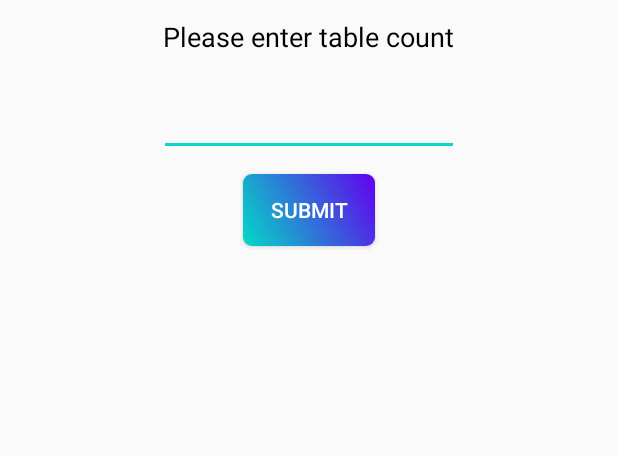
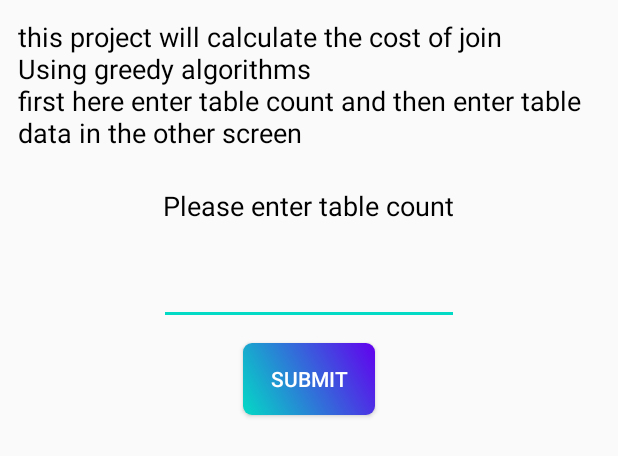
Before and after one commit to amindadgar/join-optimizer, an Android app: the layout table_count_alert.xml on its own in the app's theme, with its tools: preview values and no code run, on a phone screen of 412 x 824 dp. Shown: the top 456 px of the screen. Run offline under Robolectric (Android 15) with nearby library versions, the phone set to English and light mode, and no system bars; plain views replace ExtendedEditText, TextFieldBoxes.

```diff
--- a/app/build.gradle
+++ b/app/build.gradle
@@ -37,6 +37,8 @@ dependencies {
     androidTestImplementation 'androidx.test.espresso:espresso-core:3.2.0'
 
     implementation 'com.github.HITGIF:TextFieldBoxes:1.4.5' // EditText
+    implementation 'pl.droidsonroids.gif:android-gif-drawable:1.2.19'  //gif library
+
 
 
 
--- a/app/src/main/AndroidManifest.xml
+++ b/app/src/main/AndroidManifest.xml
@@ -9,7 +9,10 @@
         android:roundIcon="@mipmap/ic_launcher_round"
         android:supportsRtl="true"
         android:theme="@style/AppTheme">
-        <activity android:name=".Activities.MainActivity">
+        <activity android:name=".Activities.MainActivity"
+            android:theme="@style/AppTheme"></activity>
+        <activity android:name=".Activities.Splash_Screen"
+            android:theme="@style/AppTheme">
             <intent-filter>
                 <action android:name="android.intent.action.MAIN" />
 
--- a/app/src/main/res/layout/table_count_alert.xml
+++ b/app/src/main/res/layout/table_count_alert.xml
@@ -6,6 +6,16 @@
 
     android:layout_height="wrap_content"
     xmlns:app="http://schemas.android.com/apk/res-auto">
+
+    <TextView
+        android:layout_width="wrap_content"
+        android:layout_height="wrap_content"
+        android:layout_gravity="center_horizontal"
+        android:layout_margin="12dp"
+        android:text="@string/alert_description"
+        android:textColor="@android:color/black"
+        android:textSize="18sp"
+        android:textStyle="normal" />
     <TextView
         android:layout_width="wrap_content"
         android:layout_height="wrap_content"
@@ -39,7 +49,7 @@
         android:padding="8dp"
         android:textColor="@android:color/white"
         android:layout_gravity="center_horizontal"
-        android:layout_marginBottom="15dp"
+        android:layout_marginBottom="35dp"
         android:id="@+id/table_count_Submit"/>
 
 </LinearLayout>
--- a/app/src/main/res/values/strings.xml
+++ b/app/src/main/res/values/strings.xml
@@ -1,3 +1,5 @@
 <resources>
     <string name="app_name">DB Implementation Proj</string>
+    <string name="alert_description">this project will calculate the cost of join\nUsing greedy algorithms\nfirst here enter table count and then enter table data in the other screen
+    </string>
 </resources>
--- a/app/src/main/res/values/styles.xml
+++ b/app/src/main/res/values/styles.xml
@@ -1,10 +1,11 @@
 <resources>
     <!-- Base application theme. -->
-    <style name="AppTheme" parent="Theme.AppCompat.Light.DarkActionBar">
+    <style name="AppTheme" parent="Theme.AppCompat.Light.NoActionBar">
         <!-- Customize your theme here. -->
         <item name="colorPrimary">@color/colorPrimary</item>
         <item name="colorPrimaryDark">@color/colorPrimaryDark</item>
         <item name="colorAccent">@color/colorAccent</item>
     </style>
+<!--    <style name="Splash_Screen" parent="Theme.AppCompat.Light.NoActionBar"/>-->
 
 </resources>
```
Also changed, not shown: app/src/main/java/com/aminDadgar/db_implementation_proj/Activities/Splash_Screen.kt (added, +18 -0 lines), app/src/main/res/layout/activity_splash__screen.xml (added, +18 -0 lines), app/src/main/res/drawable/intro.gif (added).
